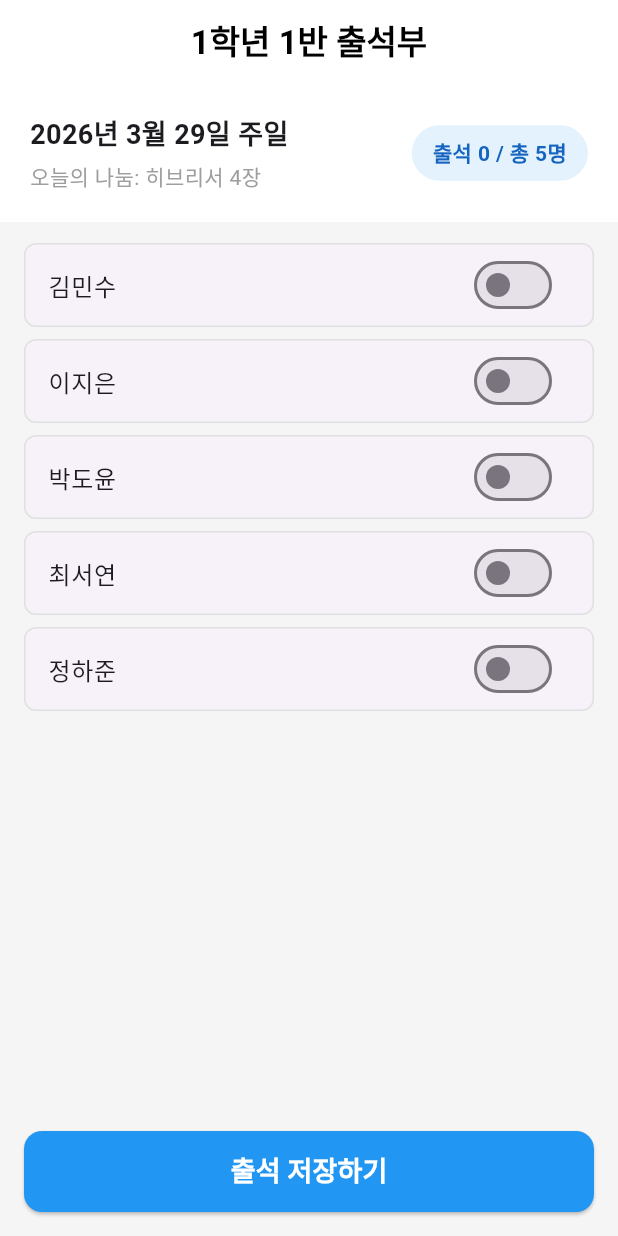
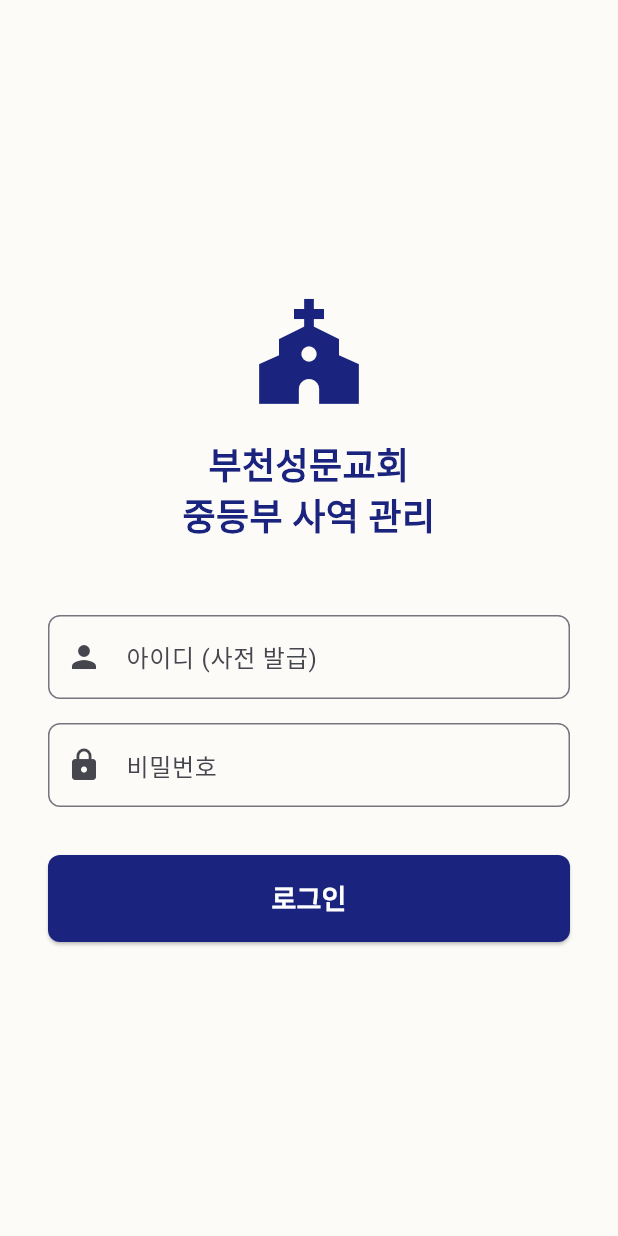
Before and after one commit to plusmans/church_attendance, a Flutter app: the screen it shows after launch, on a phone screen of 412 x 824 dp. Run offline on Flutter 3.47's test engine with Material 3 defaults, Android fonts, the phone set to English and light mode, and no system bars.

Commit message:
기본UI 확인

```diff
--- a/lib/main.dart
+++ b/lib/main.dart
@@ -1,26 +1,135 @@
 import 'package:flutter/material.dart';
 
 void main() {
-  runApp(const AttendanceApp());
+  runApp(const SungmoonApp());
 }
 
-class AttendanceApp extends StatelessWidget {
-  const AttendanceApp({super.key});
+class SungmoonApp extends StatelessWidget {
+  const SungmoonApp({super.key});
 
   @override
   Widget build(BuildContext context) {
     return MaterialApp(
-      debugShowCheckedModeBanner: false, // 우측 상단 'DEBUG' 띠 제거
-      title: '중등부 출석부',
+      debugShowCheckedModeBanner: false,
+      title: '부천성문교회 중등부',
       theme: ThemeData(
-        primaryColor: Colors.blue,
-        scaffoldBackgroundColor: Colors.grey[100], // 앱 배경을 살짝 회색으로
+        // [디자인 1] 성문교회 느낌의 네이비 블루 메인 컬러 지정
+        primaryColor: const Color(0xFF1A237E),
+        scaffoldBackgroundColor: const Color(0xFFFDFBF7), // 따뜻한 베이지/화이트 톤 배경
+        colorScheme: ColorScheme.fromSeed(seedColor: const Color(0xFF1A237E)),
       ),
-      home: const AttendanceScreen(),
+      home: const LoginScreen(), // 앱을 켜면 가장 먼저 띄울 화면을 '로그인 화면'으로 설정
     );
   }
 }
 
+// ==========================================
+// [1] 로그인 화면 UI
+// ==========================================
+class LoginScreen extends StatefulWidget {
+  const LoginScreen({super.key});
+
+  @override
+  State<LoginScreen> createState() => _LoginScreenState();
+}
+
+class _LoginScreenState extends State<LoginScreen> {
+  final TextEditingController _idController = TextEditingController();
+  final TextEditingController _pwController = TextEditingController();
+
+  @override
+  Widget build(BuildContext context) {
+    return Scaffold(
+      body: SafeArea(
+        child: Padding(
+          padding: const EdgeInsets.symmetric(horizontal: 32.0),
+          child: Column(
+            mainAxisAlignment: MainAxisAlignment.center,
+            crossAxisAlignment: CrossAxisAlignment.stretch,
+            children: [
+              // [디자인 2] 로고 및 타이틀 영역
+              const Icon(
+                Icons.church, // 교회 느낌의 십자가/건물 아이콘
+                size: 80,
+                color: Color(0xFF1A237E),
+              ),
+              const SizedBox(height: 16),
+              const Text(
+                '부천성문교회\n중등부 사역 관리',
+                textAlign: TextAlign.center,
+                style: TextStyle(
+                  fontSize: 24,
+                  fontWeight: FontWeight.bold,
+                  color: Color(0xFF1A237E),
+                ),
+              ),
+              const SizedBox(height: 48),
+
+              // 아이디 입력칸
+              TextField(
+                controller: _idController,
+                decoration: InputDecoration(
+                  labelText: '아이디 (사전 발급)',
+                  border: OutlineInputBorder(
+                    borderRadius: BorderRadius.circular(8),
+                  ),
+                  prefixIcon: const Icon(Icons.person),
+                ),
+              ),
+              const SizedBox(height: 16),
+
+              // 비밀번호 입력칸
+              TextField(
+                controller: _pwController,
+                obscureText: true, // 비밀번호 동그라미로 숨김 처리
+                decoration: InputDecoration(
+                  labelText: '비밀번호',
+                  border: OutlineInputBorder(
+                    borderRadius: BorderRadius.circular(8),
+                  ),
+                  prefixIcon: const Icon(Icons.lock),
+                ),
+              ),
+              const SizedBox(height: 32),
+
+              // [디자인 3] 로그인 버튼 (누르면 출석부로 이동)
+              ElevatedButton(
+                onPressed: () {
+                  // 화면 이동 마법의 코드! 현재 화면을 닫고 출석부 화면을 엽니다.
+                  Navigator.pushReplacement(
+                    context,
+                    MaterialPageRoute(
+                      builder: (context) => const AttendanceScreen(),
+                    ),
+                  );
+                },
+                style: ElevatedButton.styleFrom(
+                  backgroundColor: const Color(0xFF1A237E), // 네이비 색상
+                  padding: const EdgeInsets.symmetric(vertical: 16),
+                  shape: RoundedRectangleBorder(
+                    borderRadius: BorderRadius.circular(8),
+                  ),
+                ),
+                child: const Text(
+                  '로그인',
+                  style: TextStyle(
+                    fontSize: 18,
+                    fontWeight: FontWeight.bold,
+                    color: Colors.white,
+                  ),
+                ),
+              ),
+            ],
+          ),
+        ),
+      ),
+    );
+  }
+}
+
+// ==========================================
+// [2] 출석부 화면 UI (아까 만든 코드에 디자인만 네이비로 입힘)
+// ==========================================
 class AttendanceScreen extends StatefulWidget {
   const AttendanceScreen({super.key});
 
@@ -29,16 +138,12 @@ class AttendanceScreen extends StatefulWidget {
 }
 
 class _AttendanceScreenState extends State<AttendanceScreen> {
-  // 1. 가상의 학생 명단 (나중에 Firebase DB에서 불러올 자리입니다)
   final List<String> students = ['김민수', '이지은', '박도윤', '최서연', '정하준'];
-
-  // 2. 출석 상태를 저장하는 공간 (이름 : 출석여부)
   final Map<String, bool> attendanceStatus = {};
 
   @override
   void initState() {
     super.initState();
-    // 처음 화면이 켜질 때 모든 학생을 '결석(false)' 상태로 세팅
     for (var student in students) {
       attendanceStatus[student] = false;
     }
@@ -46,23 +151,20 @@ class _AttendanceScreenState extends State<AttendanceScreen> {
 
   @override
   Widget build(BuildContext context) {
-    // 실시간으로 출석(true) 체크된 학생 수 계산
     int presentCount = attendanceStatus.values.where((status) => status).length;
 
     return Scaffold(
-      // [상단바 영역]
       appBar: AppBar(
-        title: const Text('1학년 1반 출석부', style: TextStyle(fontWeight: FontWeight.bold)),
+        title: const Text(
+          '1학년 1반 출석부',
+          style: TextStyle(fontWeight: FontWeight.bold, color: Colors.white),
+        ),
         centerTitle: true,
-        backgroundColor: Colors.white,
-        foregroundColor: Colors.black,
+        backgroundColor: const Color(0xFF1A237E), // 네이비 상단바
         elevation: 0,
       ),
-
-      // [중앙 메인 영역]
       body: Column(
         children: [
-          // 날짜 및 통계 요약 박스
           Container(
             padding: const EdgeInsets.all(20.0),
             color: Colors.white,
@@ -72,28 +174,50 @@ class _AttendanceScreenState extends State<AttendanceScreen> {
                 const Column(
                   crossAxisAlignment: CrossAxisAlignment.start,
                   children: [
-                    Text('2026년 3월 29일 주일', style: TextStyle(fontSize: 18, fontWeight: FontWeight.bold)),
+                    Text(
+                      '정청김 선생님, 환영합니다!',
+                      style: TextStyle(
+                        fontSize: 16,
+                        color: Color(0xFF1A237E),
+                        fontWeight: FontWeight.w600,
+                      ),
+                    ),
+                    SizedBox(height: 8),
+                    Text(
+                      '2026년 3월 29일 주일',
+                      style: TextStyle(
+                        fontSize: 18,
+                        fontWeight: FontWeight.bold,
+                      ),
+                    ),
                     SizedBox(height: 4),
-                    Text('오늘의 나눔: 히브리서 4장', style: TextStyle(fontSize: 14, color: Colors.grey)),
+                    Text(
+                      '오늘의 나눔: 히브리서 4장',
+                      style: TextStyle(fontSize: 14, color: Colors.grey),
+                    ),
                   ],
                 ),
                 Container(
-                  padding: const EdgeInsets.symmetric(horizontal: 14, vertical: 8),
+                  padding: const EdgeInsets.symmetric(
+                    horizontal: 14,
+                    vertical: 8,
+                  ),
                   decoration: BoxDecoration(
-                    color: Colors.blue[50],
+                    color: const Color(0xFFE8EAF6),
                     borderRadius: BorderRadius.circular(20),
                   ),
                   child: Text(
-                    '출석 $presentCount / 총 ${students.length}명',
-                    style: TextStyle(color: Colors.blue[800], fontWeight: FontWeight.bold),
+                    '출석 $presentCount / ${students.length}명',
+                    style: const TextStyle(
+                      color: Color(0xFF1A237E),
+                      fontWeight: FontWeight.bold,
+                    ),
                   ),
                 ),
               ],
             ),
           ),
           const SizedBox(height: 10),
-
-          // 학생 리스트 (스크롤 가능)
           Expanded(
             child: ListView.builder(
               itemCount: students.length,
@@ -102,7 +226,10 @@ class _AttendanceScreenState extends State<AttendanceScreen> {
                 bool isPresent = attendanceStatus[studentName]!;
 
                 return Card(
-                  margin: const EdgeInsets.symmetric(horizontal: 16, vertical: 4),
+                  margin: const EdgeInsets.symmetric(
+                    horizontal: 16,
+                    vertical: 4,
+                  ),
                   elevation: 0,
                   shape: RoundedRectangleBorder(
                     side: BorderSide(color: Colors.grey.shade300, width: 1),
@@ -111,15 +238,17 @@ class _AttendanceScreenState extends State<AttendanceScreen> {
                   child: ListTile(
                     title: Text(
                       studentName,
-                      style: const TextStyle(fontSize: 16, fontWeight: FontWeight.w500),
+                      style: const TextStyle(
+                        fontSize: 16,
+                        fontWeight: FontWeight.w500,
+                      ),
                     ),
-                    // 출석/결석 토글 스위치
                     trailing: Switch(
                       value: isPresent,
-                      activeColor: Colors.green,
+                      activeColor: const Color(0xFF4CAF50), // 초록색 포인트 컬러
                       onChanged: (value) {
                         setState(() {
-                          attendanceStatus[studentName] = value; // 스위치를 누르면 상태 변경
+                          attendanceStatus[studentName] = value;
                         });
                       },
                     ),
@@ -130,28 +259,29 @@ class _AttendanceScreenState extends State<AttendanceScreen> {
           ),
         ],
       ),
-
-      // [하단 고정 영역]
       bottomNavigationBar: SafeArea(
         child: Padding(
           padding: const EdgeInsets.all(16.0),
           child: ElevatedButton(
             onPressed: () {
-              // 나중에 이 버튼을 누르면 Firebase로 데이터가 쏘아집니다.
               ScaffoldMessenger.of(context).showSnackBar(
                 const SnackBar(content: Text('출석 데이터가 임시 저장되었습니다!')),
               );
             },
             style: ElevatedButton.styleFrom(
               minimumSize: const Size(double.infinity, 54),
-              backgroundColor: Colors.blue,
+              backgroundColor: const Color(0xFF1A237E),
               shape: RoundedRectangleBorder(
                 borderRadius: BorderRadius.circular(12),
               ),
             ),
             child: const Text(
               '출석 저장하기',
-              style: TextStyle(fontSize: 18, fontWeight: FontWeight.bold, color: Colors.white),
+              style: TextStyle(
+                fontSize: 18,
+                fontWeight: FontWeight.bold,
+                color: Colors.white,
+              ),
             ),
           ),
         ),
```
